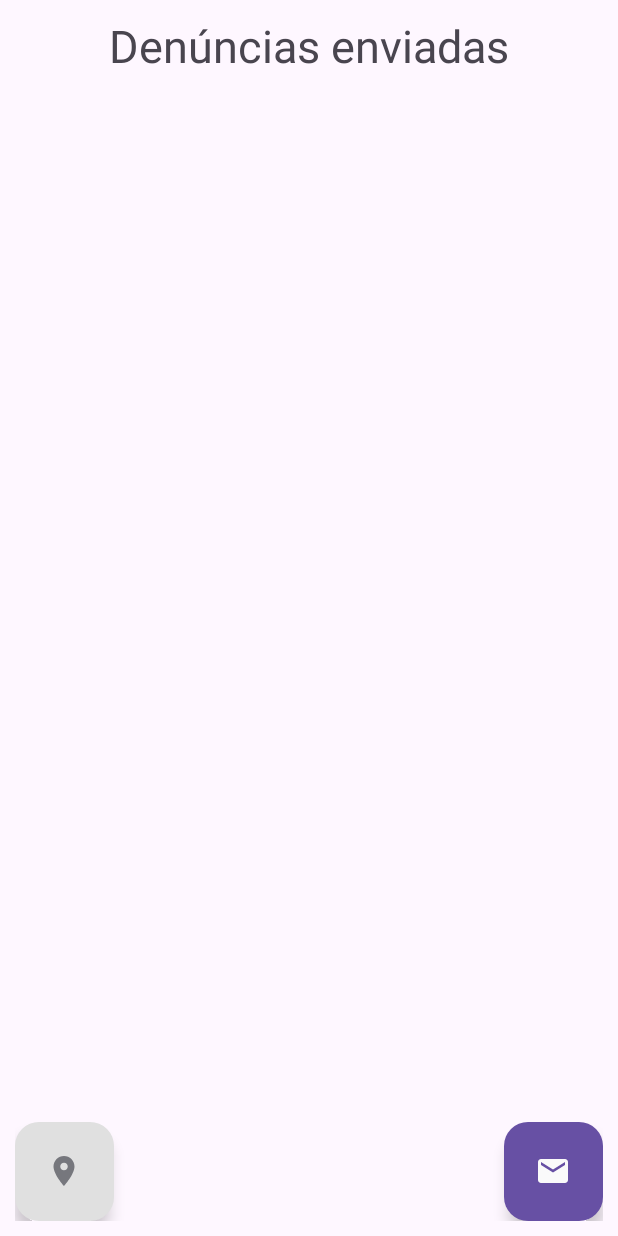
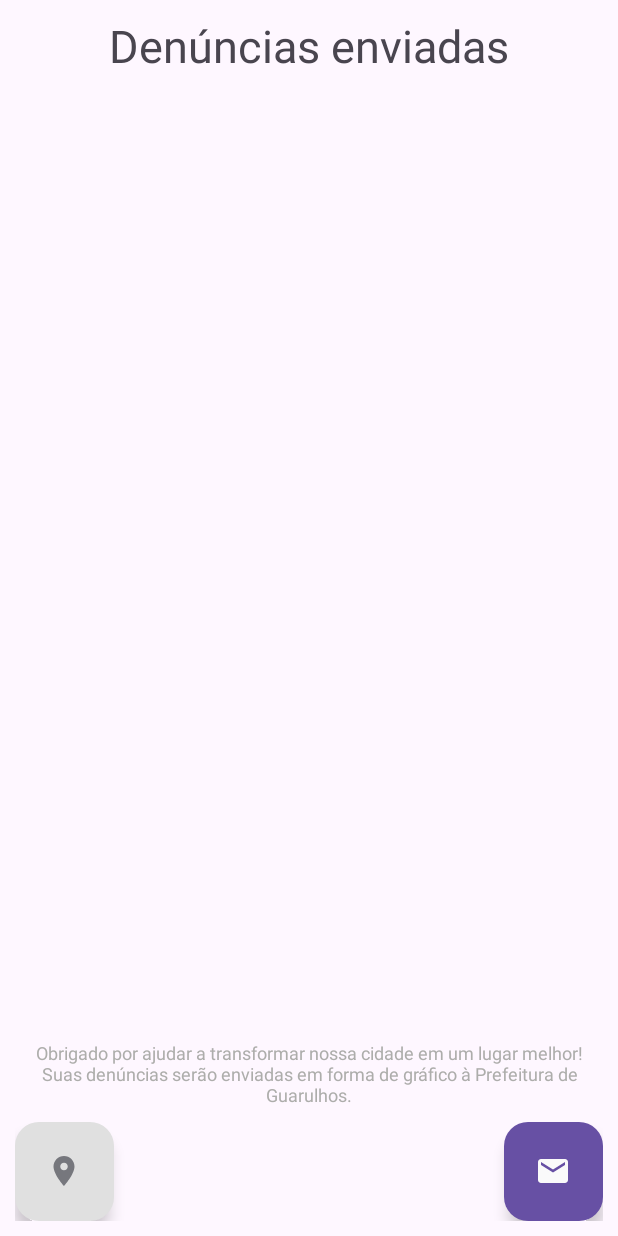
Before and after one commit to olucasfracaro/Infralerta, an Android app: the Tela_Denuncias screen opened directly, with no data from a screen before it, on a phone screen of 412 x 824 dp. Run offline under Robolectric (Android 15) with nearby library versions, the phone set to English and light mode, and no system bars.

Commit message:
adição de marcador no mapa por clique longo, melhorias na UI e README básico

```diff
--- /dev/null
+++ b/app/src/main/res/drawable/round_info_24.xml
@@ -0,0 +1,5 @@
+<vector xmlns:android="http://schemas.android.com/apk/res/android" android:height="24dp" android:tint="#FFFFFF" android:viewportHeight="24" android:viewportWidth="24" android:width="24dp">
+
+    <path android:fillColor="@android:color/white" android:pathData="M12,2C6.48,2 2,6.48 2,12s4.48,10 10,10 10,-4.48 10,-10S17.52,2 12,2zM12,17c-0.55,0 -1,-0.45 -1,-1v-4c0,-0.55 0.45,-1 1,-1s1,0.45 1,1v4c0,0.55 -0.45,1 -1,1zM13,9h-2L11,7h2v2z"/>
+
+</vector>
--- a/app/src/main/res/layout/activity_tela_denuncias.xml
+++ b/app/src/main/res/layout/activity_tela_denuncias.xml
@@ -27,6 +27,15 @@
             android:layout_height="wrap_content"
             android:orientation="vertical"/>
     </ScrollView>
+
+    <TextView
+        android:layout_width="wrap_content"
+        android:layout_height="wrap_content"
+        android:text="Obrigado por ajudar a transformar nossa cidade em um lugar melhor!\nSuas denúncias serão enviadas em forma de gráfico à Prefeitura de Guarulhos."
+        android:textSize="12sp"
+        android:textColor="#adadab"
+        android:textAlignment="center"
+        />
 
     <!-- Barra de botões inferior -->
     <LinearLayout
```
Also changed, not shown: app/src/main/java/com/example/infralerta/Tela_Mapas.java (+74 -1 lines), app/src/main/res/layout/activity_tela_mapas.xml (+14 -0 lines), 1 other file.
